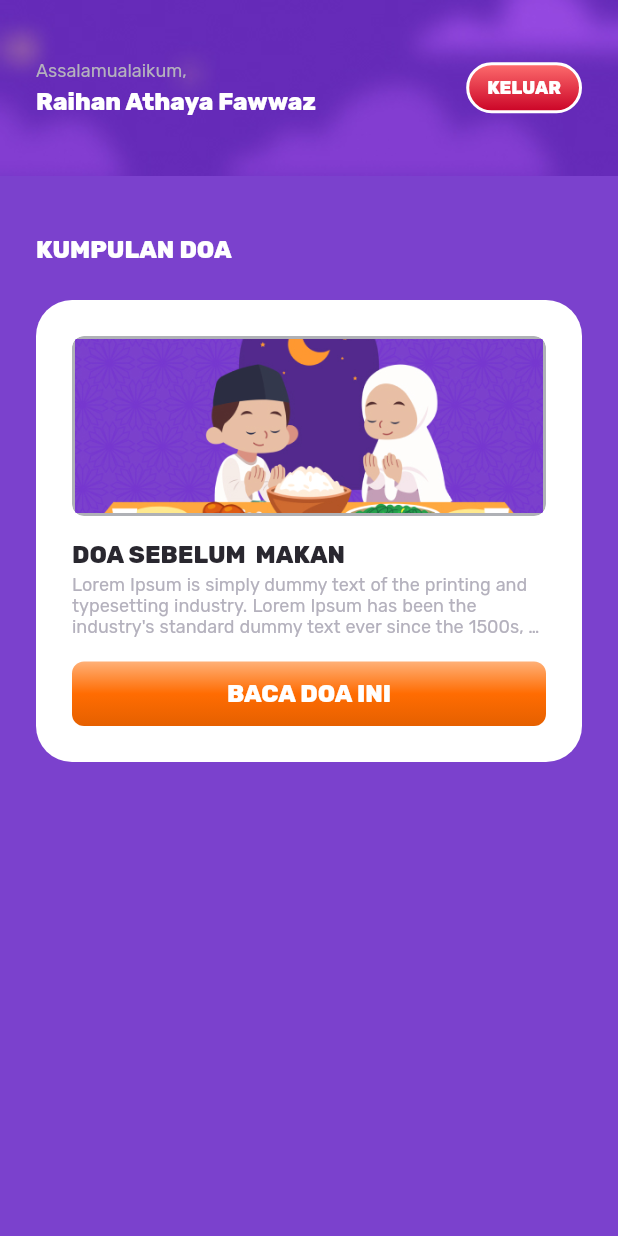
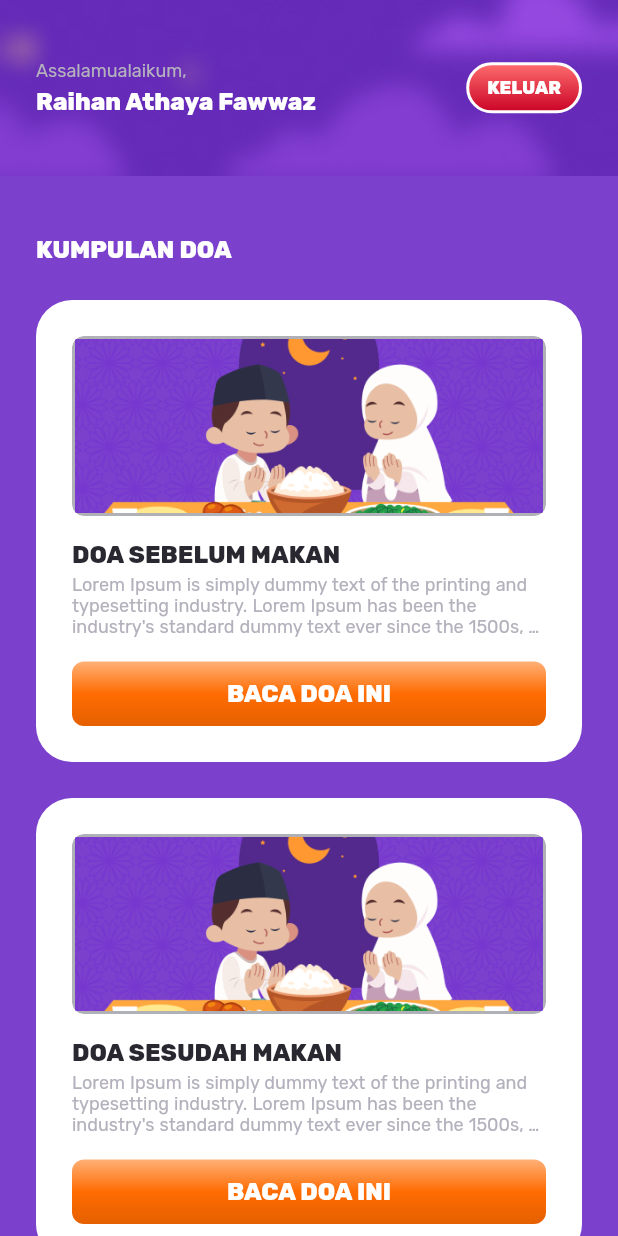
Before and after one commit to kouseina/doa-harian, a Flutter app: the screen it shows after launch, after a tap on "MULAI BELAJAR DOA", on a phone screen of 412 x 824 dp. Run offline on Flutter 3.47's test engine with Material 2 defaults, Android fonts, the phone set to English and light mode, and no system bars; our stand-ins replace auto_route, freezed_annotation.

```diff
--- a/lib/modules/home/home_page.dart
+++ b/lib/modules/home/home_page.dart
@@ -1,5 +1,6 @@
 import 'package:auto_route/auto_route.dart';
 import 'package:doa_harian/apps/app_colors.dart';
+import 'package:doa_harian/models/prayer.dart';
 import 'package:doa_harian/utils/assets.dart';
 import 'package:doa_harian/utils/utility.dart';
 import 'package:doa_harian/widgets/main_button.dart';
@@ -16,6 +17,8 @@ class HomePage extends StatefulWidget {
 }
 
 class _HomePageState extends State<HomePage> {
+  List<Prayer> prayerList = [];
+
   @override
   void initState() {
     // TODO: implement initState
@@ -28,7 +31,10 @@ class _HomePageState extends State<HomePage> {
     final response = await Utility.readJsonFile(path: Assets.jsonPrayer);
 
     try {
-      developer.log(response.toString(), name: "home_page");
+      setState(() {
+        prayerList =
+            (response["data"] as List).map((e) => Prayer.fromJson(e)).toList();
+      });
     } catch (e) {}
   }
 
@@ -115,10 +121,18 @@ class _HomePageState extends State<HomePage> {
                                   fontWeight: FontWeight.w800,
                                 ),
                       ),
-                      SizedBox(
+                      const SizedBox(
                         height: 24,
                       ),
-                      Container(
+                      ListView.builder(
+                        shrinkWrap: true,
+                        physics: const NeverScrollableScrollPhysics(),
+                        itemCount: prayerList.length,
+                        itemBuilder: (context, index) {
+                          final item = prayerList[index];
+
+                          return Container(
+                            margin: const EdgeInsets.only(bottom: 24),
                             padding: const EdgeInsets.all(24),
                             decoration: BoxDecoration(
                               color: Colors.white,
@@ -138,9 +152,14 @@ class _HomePageState extends State<HomePage> {
                                         color: const Color(0xffAFB1B6),
                                         width: 2,
                                       ),
+                                      color: const Color(0xffF4F4F4),
                                     ),
-                                child: Image.asset(
-                                  Assets.imgItemEatJpg.assetName,
+                                    child: item.imageAsset == null
+                                        ? Image.asset(
+                                            Assets.icImagePng.assetName,
+                                          )
+                                        : Image.asset(
+                                            item.imageAsset ?? "",
                                             fit: BoxFit.cover,
                                           ),
                                   ),
@@ -149,7 +168,7 @@ class _HomePageState extends State<HomePage> {
                                   height: 16,
                                 ),
                                 Text(
-                              "DOA SEBELUM  MAKAN",
+                                  item.title ?? "",
                                   style: Theme.of(context)
                                       .textTheme
                                       .titleMedium
@@ -162,7 +181,7 @@ class _HomePageState extends State<HomePage> {
                                   height: 4,
                                 ),
                                 Text(
-                              "Lorem Ipsum is simply dummy text of the printing and typesetting industry. Lorem Ipsum has been the industry's standard dummy text ever since the 1500s, when an unknown printer took a galley of type and scrambled it to make a type specimen book. It has survived not only five centuries, but also the leap into electronic typesetting, remaining essentially unchanged. It was popularised in",
+                                  item.desc ?? "",
                                   style: Theme.of(context)
                                       .textTheme
                                       .bodySmall
@@ -180,7 +199,9 @@ class _HomePageState extends State<HomePage> {
                                 ),
                               ],
                             ),
-                      ),
+                          );
+                        },
+                      )
                     ],
                   ),
                 ),
```
Lines whose indentation alone changed are shown as unchanged.
